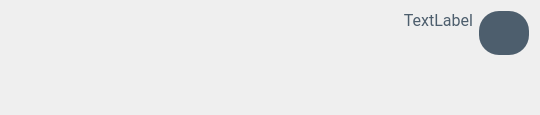
Qt form ebreszto-alkalmazas/ui_files/user_input.ui (friskodomi/ebreszto-alkalmazas-UIUX) before a commit.
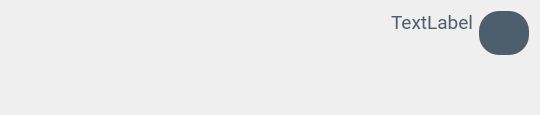
The same form after that commit. Icons and pictures are not drawn.

The edit to the form file:
```diff
--- a/ebreszto-alkalmazas/ui_files/user_input.ui
+++ b/ebreszto-alkalmazas/ui_files/user_input.ui
@@ -25,7 +25,7 @@
      <property name="font">
       <font>
        <family>Roboto</family>
-       <pointsize>12</pointsize>
+       <pointsize>14</pointsize>
       </font>
      </property>
      <property name="layoutDirection">
```
